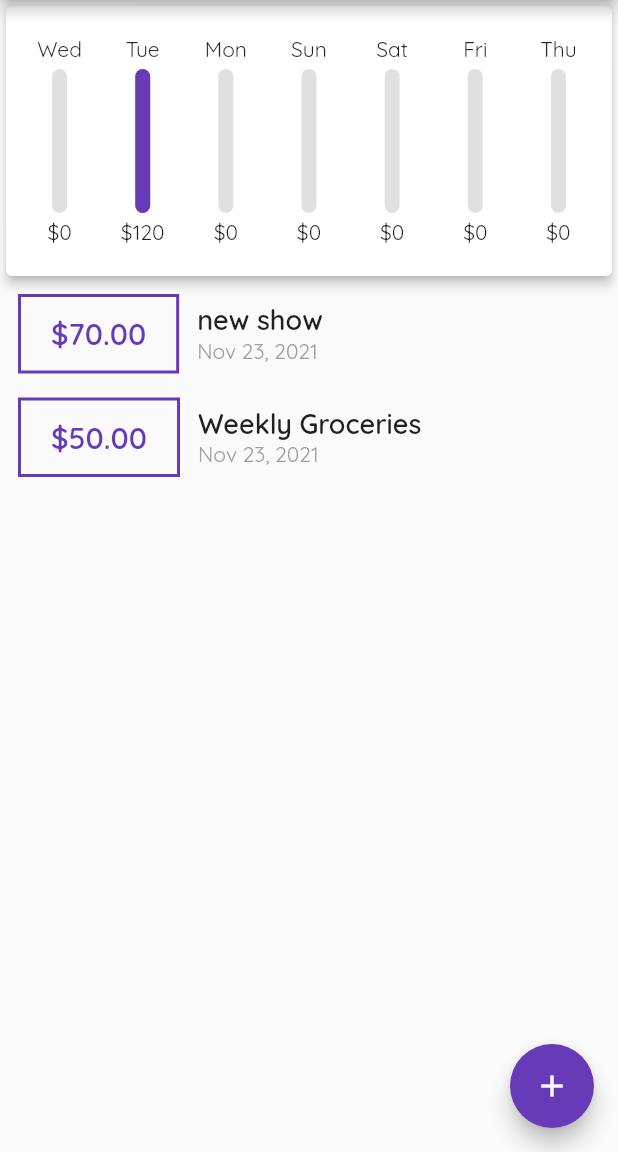
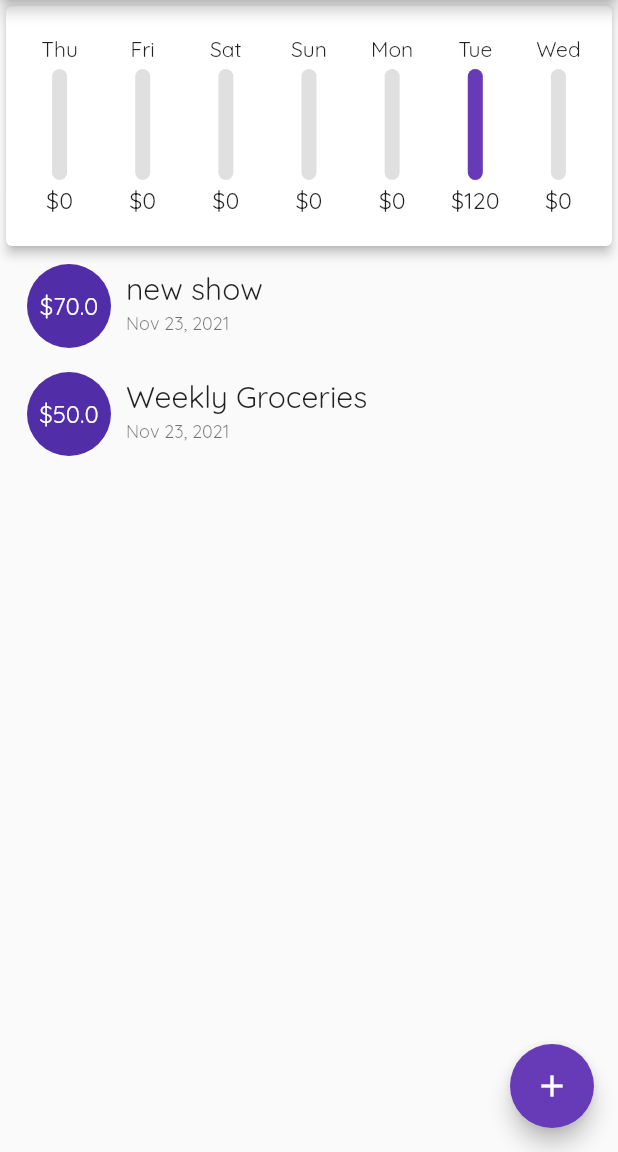
Before and after one commit to hasansujon786/flutter-expense-tracker, a Flutter app: the screen it shows after launch, on a phone screen of 412 x 824 dp, the part 84-1236 px from its top. Run offline on Flutter 3.47's test engine with Material 2 defaults, Android fonts, the phone set to English and light mode, and no system bars.

Commit message:
ui: update list_item and bar

```diff
--- a/lib/widgets/chart_bar.dart
+++ b/lib/widgets/chart_bar.dart
@@ -43,8 +43,11 @@ class ChartBar extends StatelessWidget {
           ),
         ),
         const SizedBox(height: 4),
-        FittedBox(
-          child: Text('\$${amount.toStringAsFixed(0)}'),
+        SizedBox(
+          height: 20,
+          child: FittedBox(
+            child: Text('\$${amount.toStringAsFixed(0)}'),
+          ),
         ),
       ]),
     );
--- a/lib/widgets/chart_weekdays.dart
+++ b/lib/widgets/chart_weekdays.dart
@@ -10,7 +10,9 @@ class ChartWeekdays extends StatelessWidget {
   final List<Transaction> lastWeekTransactions;
 
   List<Map<String, Object>> get groupedTransactionValues {
-    return List.generate(7, (index) {
+    return List.generate(
+      7,
+      (index) {
         final weekDay = DateTime.now().subtract(Duration(days: index));
         double totalsum = 0.0;
         for (var i = 0; i < lastWeekTransactions.length; i++) {
@@ -25,7 +27,8 @@ class ChartWeekdays extends StatelessWidget {
           'day': DateFormat.E().format(weekDay),
           'totalSpendingOfDay': totalsum
         };
-    });
+      },
+    ).reversed.toList();
   }
 
   double get totalSpendingOfWeek {
@@ -52,7 +55,7 @@ class ChartWeekdays extends StatelessWidget {
           }).toList(),
         ),
         width: double.infinity,
-        height: 180,
+        height: 160,
       ),
     );
   }
--- a/lib/widgets/transaction_list.dart
+++ b/lib/widgets/transaction_list.dart
@@ -29,40 +29,23 @@ class TransactionListItem extends StatelessWidget {
 
   @override
   Widget build(BuildContext context) {
-    return Row(
-      children: [
-        Container(
-          margin: const EdgeInsets.symmetric(horizontal: 12, vertical: 8),
-          padding: const EdgeInsets.symmetric(vertical: 12, horizontal: 20),
-          decoration: BoxDecoration(
-            border: Border.all(
-              width: 2,
-              color: Theme.of(context).primaryColor,
-            ),
-          ),
-          child: Text(
-            '\$${transaction.amount.toStringAsFixed(2)}',
-            style: TextStyle(
-                color: Theme.of(context).primaryColor,
-                fontSize: 20,
-                fontWeight: FontWeight.bold),
-          ),
+    return ListTile(
+      horizontalTitleGap: 8,
+      leading: CircleAvatar(
+        radius: 30.0,
+        child: Padding(
+          padding: const EdgeInsets.all(6.0),
+          child: FittedBox(child: Text('\$${transaction.amount}')),
         ),
-        Column(
-          crossAxisAlignment: CrossAxisAlignment.start,
-          mainAxisAlignment: MainAxisAlignment.spaceBetween,
-          children: [
-            Text(
-              transaction.title,
-              style: const TextStyle(fontWeight: FontWeight.bold, fontSize: 18),
-            ),
-            Text(
-              dateFormater.format(transaction.date),
-              style: TextStyle(color: Colors.grey.shade500),
-            )
-          ],
-        )
-      ],
+      ),
+      title: Text(
+        transaction.title,
+        style: Theme.of(context).textTheme.headline6,
+      ),
+      subtitle: Text(
+        dateFormater.format(transaction.date),
+        style: Theme.of(context).textTheme.caption,
+      ),
     );
   }
 }
```
Lines whose indentation alone changed are shown as unchanged.
